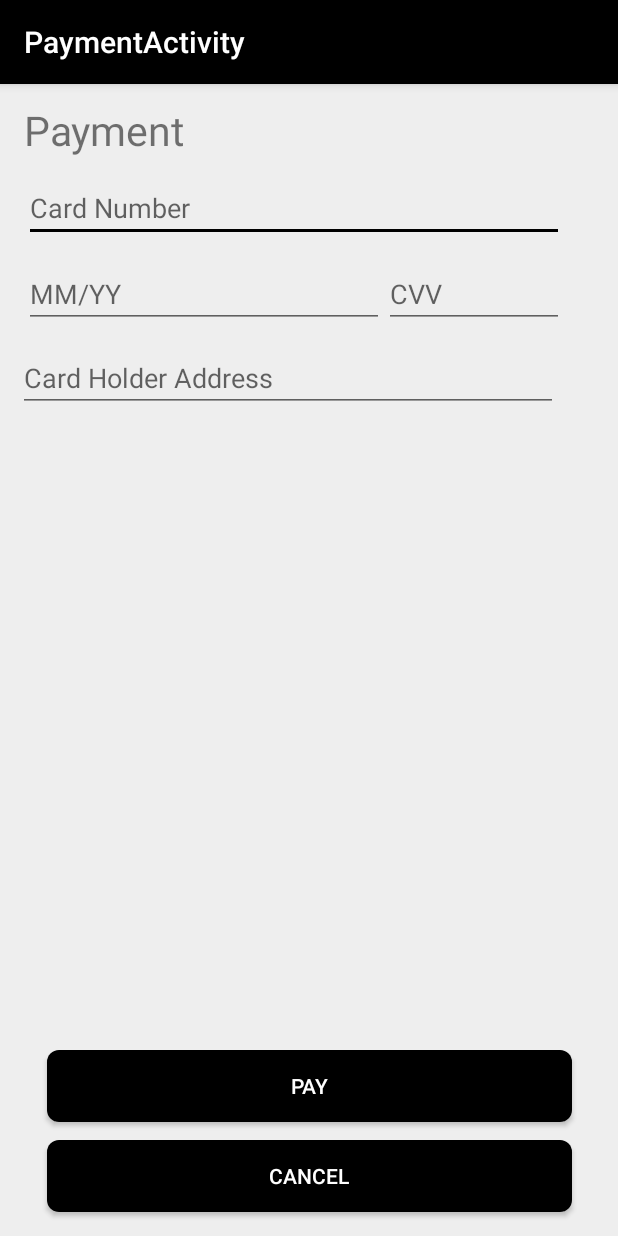
After one commit to lpark9/CozmoCrew, an Android app: the PaymentActivity screen opened directly, with no data from a screen before it, on a phone screen of 412 x 824 dp. The commit adds this screen. Run offline under Robolectric (Android 15) with nearby library versions, the phone set to English and light mode, and no system bars; our stand-ins replace ButterKnife.

Commit message:
PaymentPage from test button in the login page
test button is located at the top left of the login page, which directly
leads to the payment page

```diff
--- a/app/src/main/AndroidManifest.xml
+++ b/app/src/main/AndroidManifest.xml
@@ -29,6 +29,10 @@
         <activity
             android:name=".RegisterActivity"
             android:label="@string/title_activity_register"
+            android:theme="@style/AppTheme.NoActionBar" />
+        <activity
+            android:name=".PaymentActivity"
+            android:label="@string/title_activity_payment"
             android:theme="@style/AppTheme.NoActionBar"></activity>
     </application>
 
--- a/app/src/main/java/com/example/mamfe/commonappafrica/ApplyFragment.java
+++ b/app/src/main/java/com/example/mamfe/commonappafrica/ApplyFragment.java
@@ -2,12 +2,14 @@ package com.example.mamfe.commonappafrica;
 
 
 import android.app.FragmentTransaction;
+import android.content.Intent;
 import android.os.Bundle;
 import android.app.Fragment;
 import android.support.v7.app.AppCompatActivity;
 import android.view.LayoutInflater;
 import android.view.View;
 import android.view.ViewGroup;
+import android.widget.Button;
 import android.widget.TextView;
 import android.widget.Toast;
 
@@ -30,6 +32,7 @@ public class ApplyFragment extends Fragment {
                              Bundle savedInstanceState) {
         View view = inflater.inflate(R.layout.fragment_apply, container, false);
         ButterKnife.bind(this, view);
+
         collegeName.setText(Model.selected);
         websiteName = view.findViewById(R.id.website);
         websiteName.setText(Model.websiteSelected);
--- a/app/src/main/java/com/example/mamfe/commonappafrica/LoginActivity.java
+++ b/app/src/main/java/com/example/mamfe/commonappafrica/LoginActivity.java
@@ -40,6 +40,13 @@ public class LoginActivity extends AppCompatActivity {
         setContentView(R.layout.activity_login);
         Button email = (Button) findViewById(R.id.login_button);
         Button register = (Button) findViewById(R.id.register_button);
+        Button test = (Button) findViewById(R.id.test);
+        test.setOnClickListener(new View.OnClickListener() {
+            @Override
+            public void onClick(View v) {
+                startActivity(new Intent(LoginActivity.this, PaymentActivity.class));
+            }
+        });
 
         mUserIdView = (EditText) findViewById(R.id.email_input);
         mPasswordView = (EditText) findViewById(R.id.passwd_input);
--- /dev/null
+++ b/app/src/main/java/com/example/mamfe/commonappafrica/PaymentActivity.java
@@ -0,0 +1,91 @@
+package com.example.mamfe.commonappafrica;
+
+import android.content.Intent;
+import android.os.Bundle;
+import android.support.design.widget.FloatingActionButton;
+import android.support.design.widget.Snackbar;
+import android.support.v7.app.AlertDialog;
+import android.support.v7.app.AppCompatActivity;
+import android.support.v7.widget.Toolbar;
+import android.text.Editable;
+import android.view.View;
+import android.widget.Button;
+import android.widget.EditText;
+import android.text.TextWatcher;
+import android.widget.Toast;
+
+import butterknife.OnClick;
+
+public class PaymentActivity extends AppCompatActivity{
+
+    private EditText cardNumber;
+    private EditText expirationDate;
+    private EditText CVV;
+    private EditText address;
+    private boolean isDelete;
+
+    @Override
+    protected void onCreate(Bundle savedInstanceState) {
+        super.onCreate(savedInstanceState);
+        setContentView(R.layout.activity_payment);
+        Toolbar toolbar = (Toolbar) findViewById(R.id.toolbar);
+        setSupportActionBar(toolbar);
+
+        Button pay = (Button) findViewById(R.id.Pay);
+        Button cancel = (Button) findViewById(R.id.Cancel);
+
+        cardNumber = (EditText) findViewById(R.id.CardNumber);
+        cardNumber.addTextChangedListener(new CardNumberFormatting());
+        expirationDate = (EditText) findViewById(R.id.ExpirationDate);
+        CVV = (EditText) findViewById(R.id.CVV);
+        address = (EditText) findViewById(R.id.address);
+
+        pay.setOnClickListener(new View.OnClickListener() {
+            @Override
+            public void onClick(View v) {
+                if (cardNumber.length() == 16 + 3 &&
+                        expirationDate.length() == 4 &&
+                        CVV.length() == 3) {
+                    Toast.makeText(PaymentActivity.this, "Payment Confirmed!", Toast.LENGTH_LONG).show();
+                    startActivity(new Intent(PaymentActivity.this, MainActivity.class));
+                } else {
+                    Toast.makeText(PaymentActivity.this, "Incorrect payment info", Toast.LENGTH_LONG).show();
+                    //startActivity(new Intent(PaymentActivity.this, PaymentActivity.class));
+                }
+            }
+        });
+
+        cancel.setOnClickListener(new View.OnClickListener() {
+            @Override
+            public void onClick(View v) {
+                startActivity(new Intent(PaymentActivity.this, MainActivity.class));
+            }
+        });
+    }
+
+    public static class CardNumberFormatting implements TextWatcher{
+
+        private boolean lock;
+        @Override
+        public void onTextChanged(CharSequence s, int start, int before, int count) {
+        }
+
+        @Override
+        public void beforeTextChanged(CharSequence s, int start, int count, int after) {
+        }
+
+        @Override
+        public void afterTextChanged(Editable s) {
+            if (lock || s.length() > 16) {
+                return;
+            }
+            lock = true;
+            for (int i = 4; i < s.length(); i += 5) {
+                if (s.toString().charAt(i) != ' ') {
+                    s.insert(i, " ");
+                }
+            }
+            lock = false;
+        }
+    }
+}
--- a/app/src/main/res/layout/activity_login.xml
+++ b/app/src/main/res/layout/activity_login.xml
@@ -90,4 +90,12 @@
         app:layout_constraintStart_toStartOf="parent"
         app:layout_constraintTop_toBottomOf="@+id/login_button" />
 
+    <Button
+        android:id="@+id/test"
+        android:layout_width="wrap_content"
+        android:layout_height="wrap_content"
+        android:text="test"
+        tools:layout_editor_absoluteX="32dp"
+        tools:layout_editor_absoluteY="482dp" />
+
 </android.support.constraint.ConstraintLayout>
--- /dev/null
+++ b/app/src/main/res/layout/activity_payment.xml
@@ -0,0 +1,117 @@
+<?xml version="1.0" encoding="utf-8"?>
+<android.support.constraint.ConstraintLayout xmlns:android="http://schemas.android.com/apk/res/android"
+    xmlns:app="http://schemas.android.com/apk/res-auto"
+    xmlns:tools="http://schemas.android.com/tools"
+    android:layout_width="match_parent"
+    android:layout_height="match_parent"
+    tools:context="com.example.mamfe.commonappafrica.LoginActivity">
+
+    <android.support.design.widget.AppBarLayout
+        android:id="@+id/appBarLayout2"
+        android:layout_width="0dp"
+        android:layout_height="wrap_content"
+        android:theme="@style/AppTheme.AppBarOverlay"
+        app:layout_constraintEnd_toEndOf="parent"
+        app:layout_constraintHorizontal_bias="0.0"
+        app:layout_constraintStart_toStartOf="parent"
+        app:layout_constraintTop_toTopOf="parent">
+
+        <android.support.v7.widget.Toolbar
+            android:id="@+id/toolbar"
+            android:layout_width="match_parent"
+            android:layout_height="?attr/actionBarSize"
+            android:background="?attr/colorPrimary"
+            android:textAlignment="center"
+            app:popupTheme="@style/AppTheme.PopupOverlay"
+            app:titleTextColor="@android:color/white" />
+
+    </android.support.design.widget.AppBarLayout>
+
+    <TextView
+        android:id="@+id/Payment"
+        android:layout_width="0dp"
+        android:layout_height="wrap_content"
+        android:layout_marginStart="16dp"
+        android:layout_marginTop="12dp"
+        android:text="Payment"
+        android:textSize="27sp"
+        app:layout_constraintStart_toStartOf="parent"
+        app:layout_constraintTop_toBottomOf="@+id/appBarLayout2" />
+
+    <EditText
+        android:id="@+id/CardNumber"
+        android:layout_width="0dp"
+        android:layout_height="wrap_content"
+        android:layout_marginStart="16dp"
+        android:layout_marginTop="60dp"
+        android:state_focused="true" android:color="@android:color/transparent"
+        android:width="360sp"
+        android:hint="Card Number"
+        app:layout_constraintStart_toStartOf="parent"
+        app:layout_constraintTop_toBottomOf="@+id/appBarLayout2" />
+
+    <EditText
+        android:id="@+id/ExpirationDate"
+        android:layout_width="0dp"
+        android:layout_height="wrap_content"
+        android:state_focused="true" android:color="@android:color/transparent"
+        android:layout_marginStart="16dp"
+        android:layout_marginTop="12dp"
+        android:width="240sp"
+        android:hint="MM/YY"
+        app:layout_constraintStart_toStartOf="parent"
+        app:layout_constraintTop_toBottomOf="@+id/CardNumber" />
+
+    <EditText
+        android:id="@+id/CVV"
+        android:layout_width="0dp"
+        android:layout_height="wrap_content"
+        android:layout_marginStart="256dp"
+        android:layout_marginTop="12dp"
+        android:state_focused="true" android:color="@android:color/transparent"
+        android:width="120sp"
+        android:hint="CVV"
+        app:layout_constraintStart_toStartOf="parent"
+        app:layout_constraintTop_toBottomOf="@+id/CardNumber" />
+
+    <EditText
+        android:id="@+id/address"
+        android:layout_width="0dp"
+        android:layout_height="44dp"
+        android:layout_marginStart="12dp"
+        android:layout_marginTop="12dp"
+        android:state_focused="true" android:color="@android:color/transparent"
+        android:width="360sp"
+        android:hint="Card Holder Address"
+        app:layout_constraintStart_toStartOf="parent"
+        app:layout_constraintTop_toBottomOf="@+id/ExpirationDate" />
+
+    <Button
+        android:id="@+id/Pay"
+        android:layout_width="wrap_content"
+        android:layout_height="wrap_content"
+        android:layout_marginBottom="12dp"
+        android:width="350dp"
+        android:background="@drawable/login_button"
+        android:text="Pay"
+        android:textColor="@android:color/white"
+        app:layout_constraintBottom_toTopOf="@+id/Cancel"
+        app:layout_constraintEnd_toEndOf="parent"
+        app:layout_constraintStart_toStartOf="parent" />
+
+    <Button
+        android:id="@+id/Cancel"
+        android:layout_width="wrap_content"
+        android:layout_height="wrap_content"
+        android:layout_marginBottom="16dp"
+        android:width="350dp"
+        android:background="@drawable/login_button"
+        android:text="Cancel"
+        android:textColor="@android:color/white"
+        app:layout_constraintBottom_toBottomOf="parent"
+        app:layout_constraintEnd_toEndOf="parent"
+        app:layout_constraintStart_toStartOf="parent" />
+
+
+
+</android.support.constraint.ConstraintLayout>
--- /dev/null
+++ b/app/src/main/res/layout/content_payment.xml
@@ -0,0 +1,11 @@
+<?xml version="1.0" encoding="utf-8"?>
+<android.support.constraint.ConstraintLayout xmlns:android="http://schemas.android.com/apk/res/android"
+    xmlns:app="http://schemas.android.com/apk/res-auto"
+    xmlns:tools="http://schemas.android.com/tools"
+    android:layout_width="match_parent"
+    android:layout_height="match_parent"
+    app:layout_behavior="@string/appbar_scrolling_view_behavior"
+    tools:context=".PaymentActivity"
+    tools:showIn="@layout/activity_payment">
+
+</android.support.constraint.ConstraintLayout>
--- a/app/src/main/res/layout/fragment_apply.xml
+++ b/app/src/main/res/layout/fragment_apply.xml
@@ -129,4 +129,5 @@
         app:layout_constraintStart_toStartOf="parent"
         app:layout_constraintTop_toBottomOf="@+id/ranking" />
 
+
 </android.support.constraint.ConstraintLayout>
--- a/app/src/main/res/values/strings.xml
+++ b/app/src/main/res/values/strings.xml
@@ -10,4 +10,5 @@
     <!-- TODO: Remove or change this placeholder text -->
     <string name="hello_blank_fragment">Hello blank fragment</string>
     <string name="title_activity_register">RegisterActivity</string>
+    <string name="title_activity_payment">PaymentActivity</string>
 </resources>
```
